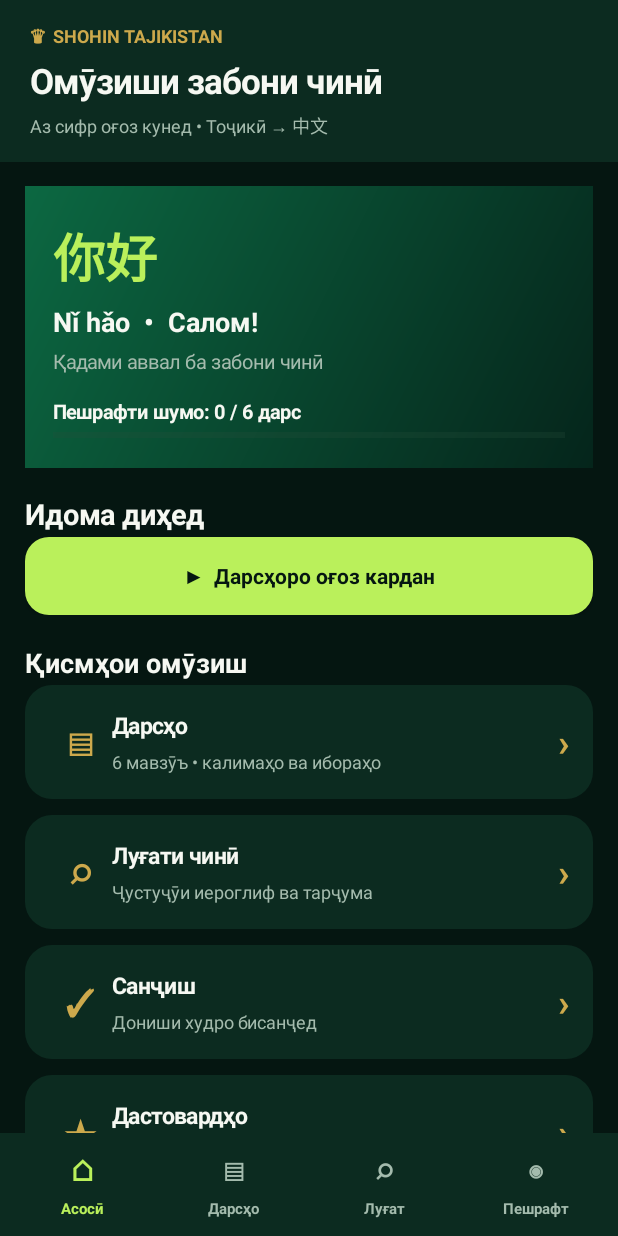
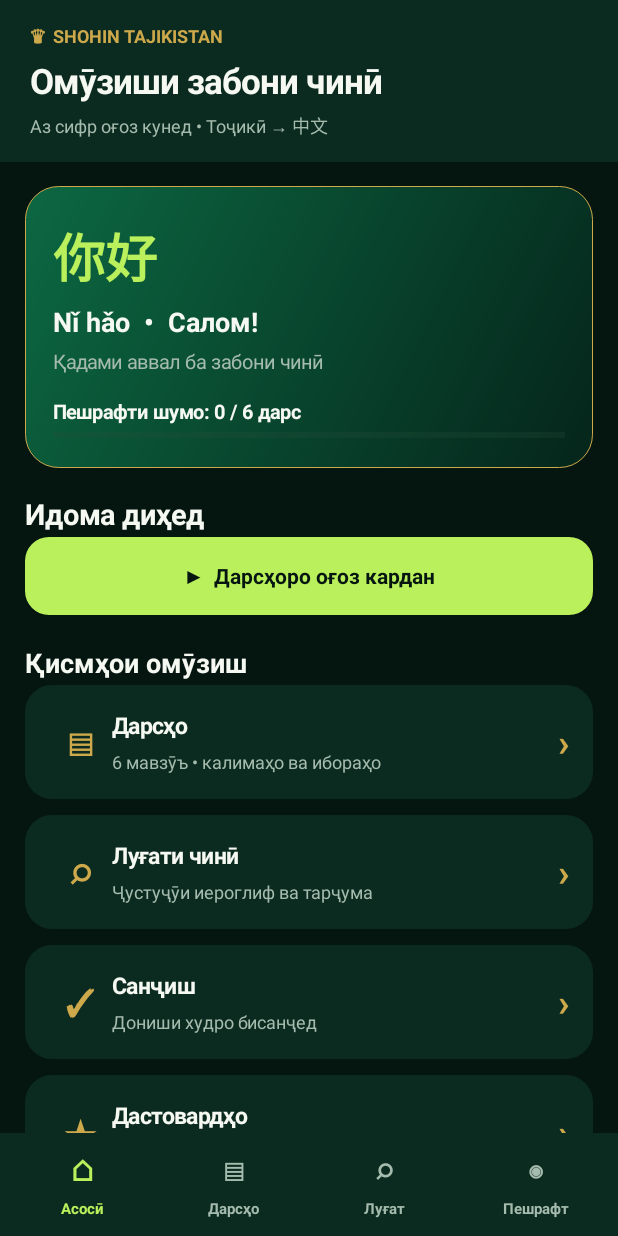
Before and after one commit to shohintajikistan/SHOHIN-TAJIK-CHINESE, an Android app: the screen it shows after launch (MainActivity), on a phone screen of 412 x 824 dp. Run offline under Robolectric (Android 15) with nearby library versions, the phone set to English and light mode, and no system bars.

Commit message:
Fix hero card drawable styling

```diff
--- a/app/src/main/java/tj/shohin/chinese/MainActivity.java
+++ b/app/src/main/java/tj/shohin/chinese/MainActivity.java
@@ -87,8 +87,8 @@ public class MainActivity extends Activity {
     void showHome(){
       base("Омӯзиши забони чинӣ","Аз сифр оғоз кунед • Тоҷикӣ → 中文","home");
       LinearLayout hero=column();hero.setPadding(dp(19),dp(18),dp(19),dp(18));
-      hero.setBackground(new GradientDrawable(GradientDrawable.Orientation.TL_BR,new int[]{Color.rgb(12,104,66),Color.rgb(5,37,27)}));
-      hero.setCornerRadius(dp(22));hero.setStroke(dp(1),GOLD);
+      GradientDrawable heroBg=new GradientDrawable(GradientDrawable.Orientation.TL_BR,new int[]{Color.rgb(12,104,66),Color.rgb(5,37,27)});
+      heroBg.setCornerRadius(dp(22));heroBg.setStroke(dp(1),GOLD);hero.setBackground(heroBg);
       hero.addView(label("你好",35,LIME,true));hero.addView(label("Nǐ hǎo  •  Салом!",18,WHITE,true));
       hero.addView(label("Қадами аввал ба забони чинӣ",13,MUTED,false));
       gap(hero,10);
```
